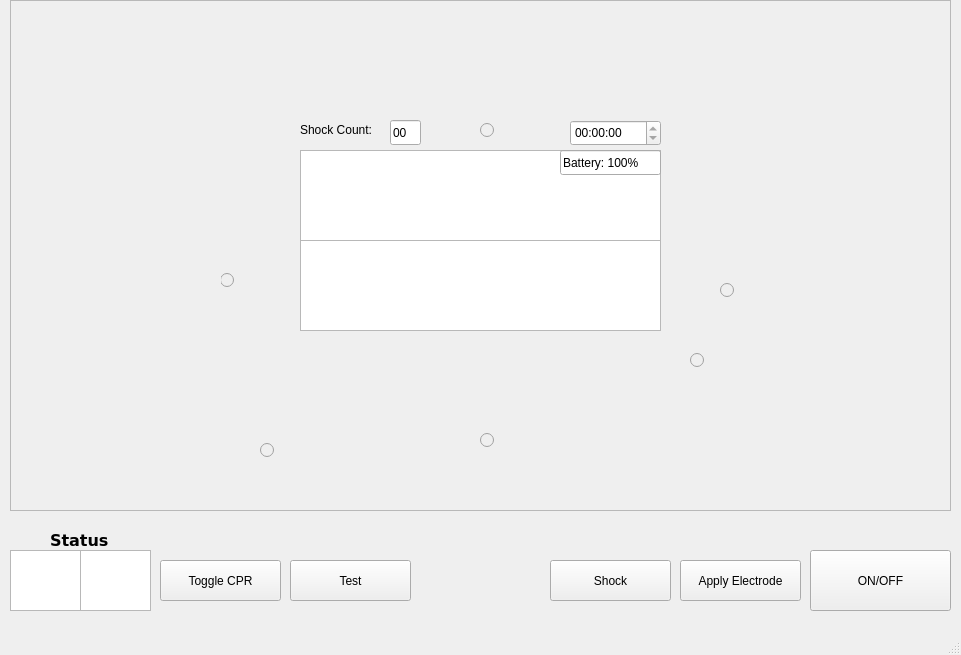
Before: the Qt Designer form src/aed-sim/mainwindow.ui in zachtes13/comp3004_aed-sim, drawn with Qt 5.
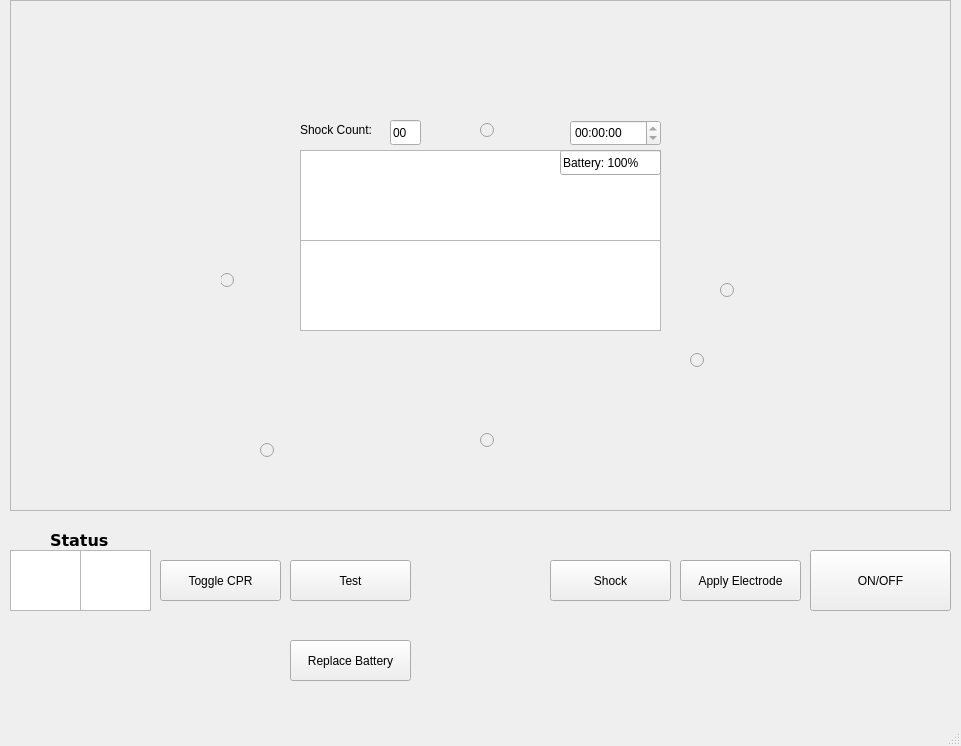
After: the same form once the commit is applied.

Commit message: Implemented Battery Replacement feature

Patch:
```diff
--- a/src/aed-sim/mainwindow.ui
+++ b/src/aed-sim/mainwindow.ui
@@ -7,7 +7,7 @@
     <x>0</x>
     <y>0</y>
     <width>961</width>
-    <height>655</height>
+    <height>746</height>
    </rect>
   </property>
   <property name="windowTitle">
@@ -544,6 +544,19 @@
      <string>Test</string>
     </property>
    </widget>
+   <widget class="QPushButton" name="replaceBatteryButton">
+    <property name="geometry">
+     <rect>
+      <x>290</x>
+      <y>640</y>
+      <width>121</width>
+      <height>41</height>
+     </rect>
+    </property>
+    <property name="text">
+     <string>Replace Battery</string>
+    </property>
+   </widget>
   </widget>
   <widget class="QMenuBar" name="menubar">
    <property name="geometry">
```
The commit also changes 3 other files.
